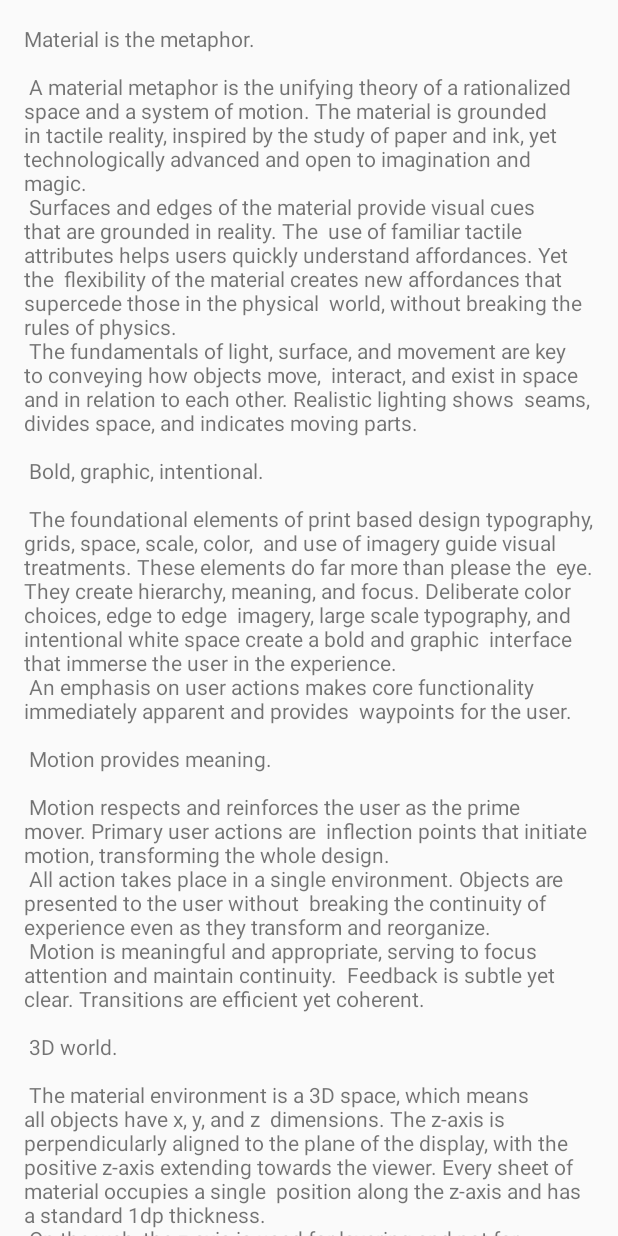
After one commit to huifang1987/baseapp, an Android app: the layout fragment_tab.xml on its own in the app's theme, with its tools: preview values and no code run, on a phone screen of 412 x 824 dp. The commit adds this screen. Run offline under Robolectric (Android 15) with nearby library versions, the phone set to English and light mode, and no system bars.

```diff
--- a/app/src/main/res/layout/fragment_gank.xml
+++ b/app/src/main/res/layout/fragment_gank.xml
@@ -61,6 +61,10 @@
     </android.support.design.widget.CollapsingToolbarLayout>
   </android.support.design.widget.AppBarLayout>
 
-  <include layout="@layout/content_gank_fragment"/>
+  <android.support.v4.view.ViewPager
+    android:id="@+id/vp"
+    android:layout_width="match_parent"
+    android:layout_height="match_parent"
+    app:layout_behavior="@string/appbar_scrolling_view_behavior"/>
 
 </android.support.design.widget.CoordinatorLayout>
--- /dev/null
+++ b/app/src/main/res/layout/fragment_tab.xml
@@ -0,0 +1,19 @@
+<?xml version="1.0" encoding="utf-8"?>
+<LinearLayout
+  xmlns:android="http://schemas.android.com/apk/res/android"
+  android:layout_height="match_parent"
+  android:layout_width="match_parent">
+
+  <android.support.v4.widget.NestedScrollView
+    android:layout_width="match_parent"
+    android:layout_height="match_parent">
+
+    <TextView
+      android:layout_width="wrap_content"
+      android:layout_height="wrap_content"
+      android:layout_margin="@dimen/text_margin"
+      android:text="@string/large_text" />
+
+  </android.support.v4.widget.NestedScrollView>
+
+</LinearLayout>
--- a/app/src/main/res/values/strings.xml
+++ b/app/src/main/res/values/strings.xml
@@ -5,6 +5,8 @@
   <string name="title_home">主页</string>
   <string name="title_dashboard">干货</string>
   <string name="title_notifications">我的</string>
+  <string name="tab_a">第一页</string>
+  <string name="tab_b">第二页</string>
   <string name="large_text">
     "Material is the metaphor.\n\n"
 
```
Also changed, not shown: app/src/main/java/cn/wostore/baseapp/adapter/GankViewPagerAdapter.java (added, +40 -0 lines), app/src/main/java/cn/wostore/baseapp/ui/fragment/GankFragment.java (+30 -2 lines), app/src/main/java/cn/wostore/baseapp/ui/fragment/TabAFragment.java (added, +23 -0 lines), app/src/main/java/cn/wostore/baseapp/ui/fragment/TabBFragment.java (added, +23 -0 lines), app/src/main/res/layout/content_gank_fragment.xml (deleted, +0 -17 lines).
